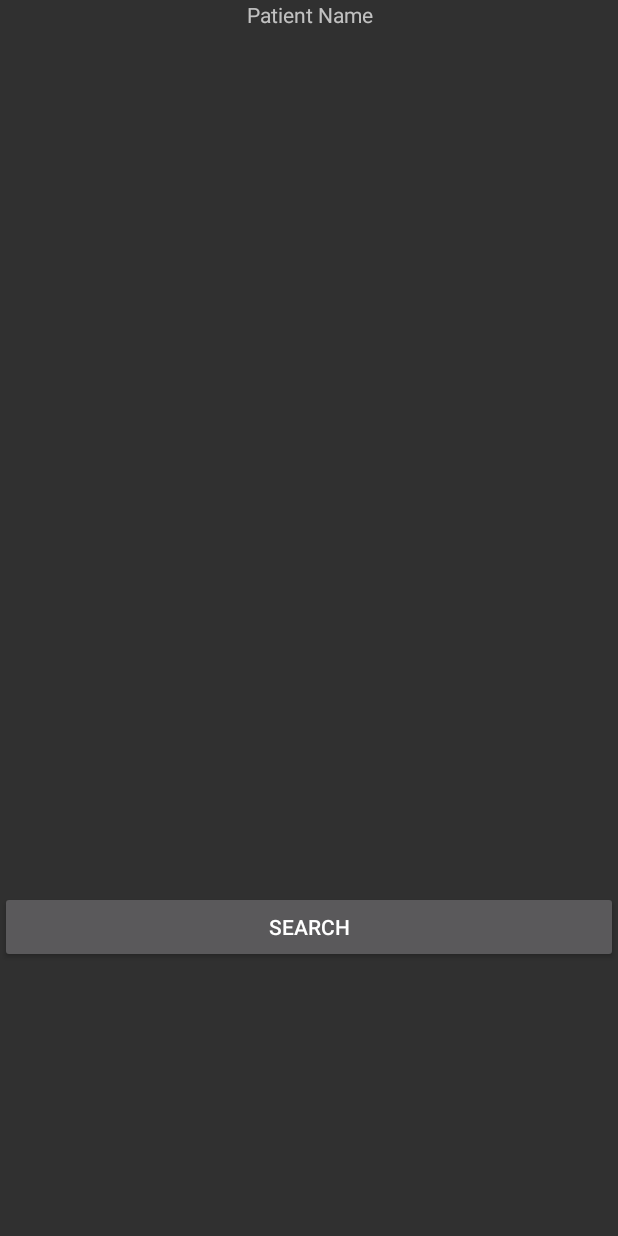
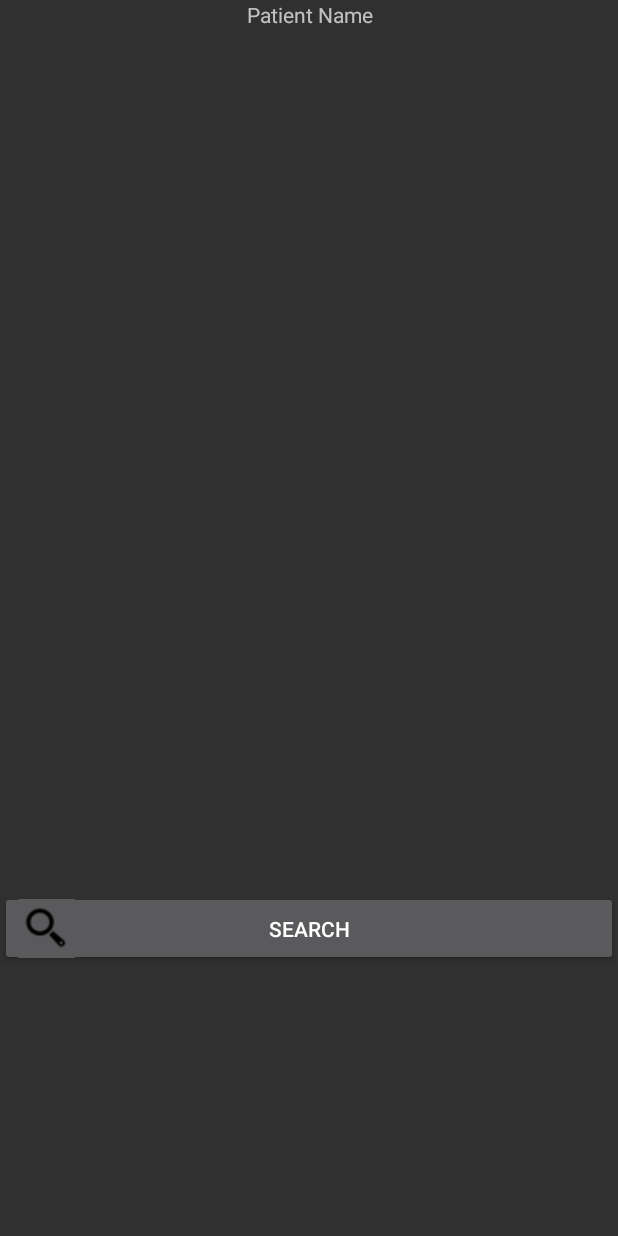
Before and after one commit to awholeneworld/MobileDicomViewer, an Android app: the DICOMSearch screen opened directly, with no data from a screen before it, on a phone screen of 412 x 824 dp. Run offline under Robolectric (Android 15) with nearby library versions, the phone set to English and light mode, and no system bars; libraries missing offline, so code that uses them is left out: com.imebra, com.imebra.drawBitmapType_t; pictures from the network do not load; 2 statements that could not run were skipped.

Commit message:
edit
edit

```diff
--- a/app/src/main/res/layout/activity_search.xml
+++ b/app/src/main/res/layout/activity_search.xml
@@ -92,9 +92,12 @@
     <Button
         android:id="@+id/search"
         android:layout_width="match_parent"
-        android:layout_height="wrap_content"
-        android:layout_centerInParent="true"
-        android:text="search"/>
+        android:layout_height="50dp"
+        android:gravity="center"
+        android:drawableLeft="@drawable/search2"
+        android:text="search           "
+        />
+
 
 
 </LinearLayout>
```
Also changed, not shown: app/src/main/res/drawable/search2.png (added).
